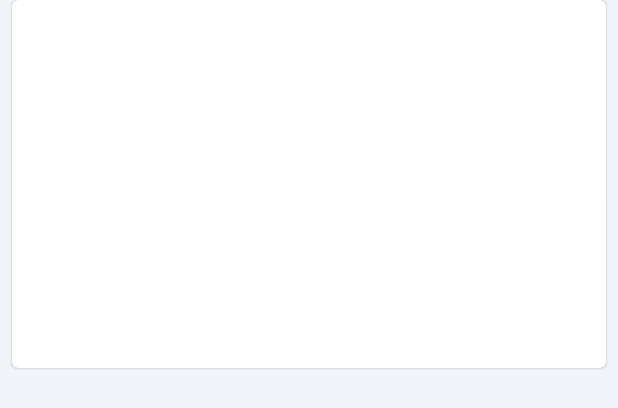
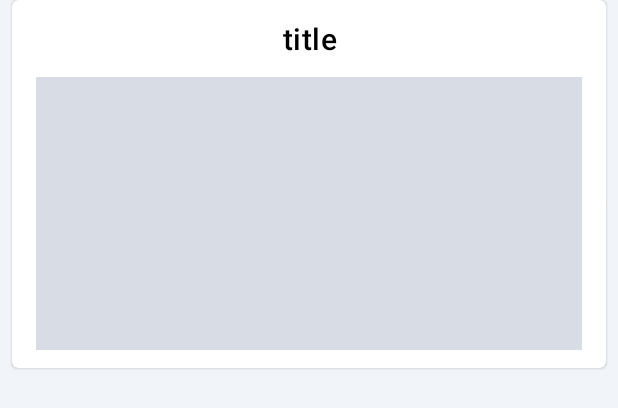
Before and after one commit to FadhelLaribi/Albums, an Android app: the layout album_item.xml on its own in the app's theme, with its tools: preview values and no code run, on a phone screen of 412 x 824 dp. Shown: the top 408 px of the screen. Run offline under Robolectric (Android 15) with nearby library versions, the phone set to English and light mode, and no system bars.

Commit message:
Format, remove unused resources, add tools attributes and unify naming

```diff
--- a/app/build.gradle
+++ b/app/build.gradle
@@ -22,7 +22,13 @@ android {
         release {
             minifyEnabled false
             proguardFiles getDefaultProguardFile('proguard-android-optimize.txt'), 'proguard-rules.pro'
+            buildConfigField "String","BASE_URL","\"https://static.leboncoin.fr\""
         }
+
+        debug {
+            buildConfigField "String","BASE_URL","\"https://static.leboncoin.fr\""
+        }
+
     }
     compileOptions {
         sourceCompatibility JavaVersion.VERSION_1_8
--- a/app/src/main/java/fr/lbc/albums/application/MyApplication.kt
+++ b/app/src/main/java/fr/lbc/albums/application/MyApplication.kt
@@ -2,6 +2,7 @@ package fr.lbc.albums.application
 
 import android.app.Application
 import dagger.hilt.android.HiltAndroidApp
+import fr.lbc.albums.BuildConfig
 import fr.lbc.albums.utils.applySystemTheme
 import timber.log.Timber
 
@@ -11,6 +12,7 @@ class MyApplication: Application() {
     override fun onCreate() {
         super.onCreate()
 
+        if (BuildConfig.DEBUG)
         Timber.plant(Timber.DebugTree())
 
         applySystemTheme()
--- a/app/src/main/java/fr/lbc/albums/di/DatabaseModule.kt
+++ b/app/src/main/java/fr/lbc/albums/di/DatabaseModule.kt
@@ -11,6 +11,7 @@ import fr.lbc.albums.data.local.db.AppDatabase
 import javax.inject.Qualifier
 import javax.inject.Singleton
 
+@Suppress("unused")
 @InstallIn(SingletonComponent::class)
 @Module
 object DatabaseModule {
--- a/app/src/main/java/fr/lbc/albums/di/DispatchersModule.kt
+++ b/app/src/main/java/fr/lbc/albums/di/DispatchersModule.kt
@@ -7,6 +7,7 @@ import dagger.hilt.components.SingletonComponent
 import kotlinx.coroutines.Dispatchers
 import javax.inject.Singleton
 
+@Suppress("unused")
 @InstallIn(SingletonComponent::class)
 @Module
 object DispatchersModule {
--- a/app/src/main/java/fr/lbc/albums/di/NetworkModule.kt
+++ b/app/src/main/java/fr/lbc/albums/di/NetworkModule.kt
@@ -5,16 +5,17 @@ import dagger.Module
 import dagger.Provides
 import dagger.hilt.InstallIn
 import dagger.hilt.components.SingletonComponent
+import fr.lbc.albums.BuildConfig.BASE_URL
 import fr.lbc.albums.data.remote.service.AlbumService
 import retrofit2.Retrofit
 import retrofit2.converter.moshi.MoshiConverterFactory
 import javax.inject.Singleton
 
+@Suppress("unused")
 @InstallIn(SingletonComponent::class)
 @Module
 object NetworkModule {
 
-    private const val BASE_URL = "https://static.leboncoin.fr"
 
     @Singleton
     @Provides
--- a/app/src/main/java/fr/lbc/albums/ui/AlbumsViewModel.kt
+++ b/app/src/main/java/fr/lbc/albums/ui/AlbumsViewModel.kt
@@ -16,7 +16,6 @@ import kotlinx.coroutines.launch
 import timber.log.Timber
 import javax.inject.Inject
 
-@ExperimentalCoroutinesApi
 @HiltViewModel
 class AlbumsViewModel @Inject constructor(
     private val repository: AlbumRepository) : ViewModel() {
--- a/app/src/main/java/fr/lbc/albums/ui/MainActivity.kt
+++ b/app/src/main/java/fr/lbc/albums/ui/MainActivity.kt
@@ -10,10 +10,8 @@ import dagger.hilt.android.AndroidEntryPoint
 import fr.lbc.albums.R
 import fr.lbc.albums.databinding.ActivityMainBinding
 import fr.lbc.albums.utils.MultipleEventObserver
-import kotlinx.coroutines.ExperimentalCoroutinesApi
 
 @AndroidEntryPoint
-@ExperimentalCoroutinesApi
 class MainActivity : AppCompatActivity() {
 
     override fun onCreate(savedInstanceState: Bundle?) {
--- a/app/src/main/res/layout/album_item.xml
+++ b/app/src/main/res/layout/album_item.xml
@@ -1,6 +1,7 @@
 <?xml version="1.0" encoding="utf-8"?>
 <com.google.android.material.card.MaterialCardView xmlns:android="http://schemas.android.com/apk/res/android"
     xmlns:app="http://schemas.android.com/apk/res-auto"
+    xmlns:tools="http://schemas.android.com/tools"
     android:layout_width="match_parent"
     android:layout_height="wrap_content"
     android:layout_marginHorizontal="8dp"
@@ -15,32 +16,34 @@
             android:id="@+id/title"
             android:layout_width="0dp"
             android:layout_height="wrap_content"
+            android:layout_marginHorizontal="16dp"
             android:layout_marginTop="12dp"
-            android:layout_marginHorizontal="16dp"
             android:gravity="center"
             android:textAppearance="?textAppearanceHeadline6"
             app:layout_constraintEnd_toEndOf="parent"
             app:layout_constraintStart_toStartOf="parent"
-            app:layout_constraintTop_toTopOf="parent" />
+            app:layout_constraintTop_toTopOf="parent"
+            tools:text="title" />
 
         <ImageView
             android:id="@+id/image"
             android:layout_width="0dp"
             android:layout_height="0dp"
+            android:layout_marginHorizontal="16dp"
+            android:layout_marginTop="12dp"
             android:contentDescription="@string/album_image_content_description"
             android:scaleType="centerCrop"
-            android:layout_marginTop="12dp"
-            android:layout_marginHorizontal="16dp"
             app:layout_constraintDimensionRatio="2:1"
             app:layout_constraintEnd_toEndOf="parent"
             app:layout_constraintStart_toStartOf="parent"
-            app:layout_constraintTop_toBottomOf="@id/title" />
+            app:layout_constraintTop_toBottomOf="@id/title"
+            tools:src="@color/color_grey" />
 
         <View
             android:id="@+id/mask"
             android:layout_width="0dp"
             android:layout_height="0dp"
-            android:background="@color/mask"
+            android:background="@color/color_mask"
             android:visibility="gone"
             app:layout_constraintBottom_toBottomOf="@id/image"
             app:layout_constraintEnd_toEndOf="@id/image"
--- a/app/src/main/res/values-night/colors.xml
+++ b/app/src/main/res/values-night/colors.xml
@@ -9,5 +9,5 @@
     <color name="color_on_surface">@android:color/white</color>
     <color name="color_grey">#c1c6cf</color>
     <color name="color_text_primary">@android:color/white</color>
-    <color name="mask">#40ffffff</color>
+    <color name="color_mask">#40ffffff</color>
 </resources>
--- a/app/src/main/res/values/colors.xml
+++ b/app/src/main/res/values/colors.xml
@@ -9,5 +9,5 @@
     <color name="color_on_surface">@android:color/black</color>
     <color name="color_grey">#d7dce5</color>
     <color name="color_text_primary">@android:color/black</color>
-    <color name="mask">@android:color/transparent</color>
+    <color name="color_mask">@android:color/transparent</color>
 </resources>
--- a/app/src/main/res/values/themes.xml
+++ b/app/src/main/res/values/themes.xml
@@ -1,4 +1,4 @@
-<resources xmlns:tools="http://schemas.android.com/tools">
+<resources>
     <!-- Base application theme. -->
     <style name="Theme.Albums" parent="Theme.MaterialComponents.DayNight.NoActionBar">
         <!-- Primary brand color. -->
@@ -9,11 +9,11 @@
         <item name="colorSecondary">@color/color_secondary</item>
         <item name="colorSecondaryVariant">@color/color_secondary_dark</item>
         <!-- Status bar color. -->
-        <item name="android:statusBarColor" tools:targetApi="l">?attr/colorPrimaryVariant</item>
+        <item name="android:statusBarColor">?attr/colorPrimaryVariant</item>
         <!-- other colors -->
-        <item name="android:colorBackground" tools:targetApi="l">@color/color_background</item>
-        <item name="colorSurface" tools:targetApi="l">@color/color_surface</item>
-        <item name="colorOnSurface" tools:targetApi="l">@color/color_on_surface</item>
+        <item name="android:colorBackground">@color/color_background</item>
+        <item name="colorSurface">@color/color_surface</item>
+        <item name="colorOnSurface">@color/color_on_surface</item>
         <item name="android:textColorPrimary">@color/color_text_primary</item>
         <!-- components styles -->
         <item name="toolbarStyle">@style/Widget.MaterialComponents.Toolbar.Primary</item>
```
Also changed, not shown: app/src/main/res/layout/activity_main.xml (+5 -3 lines).
